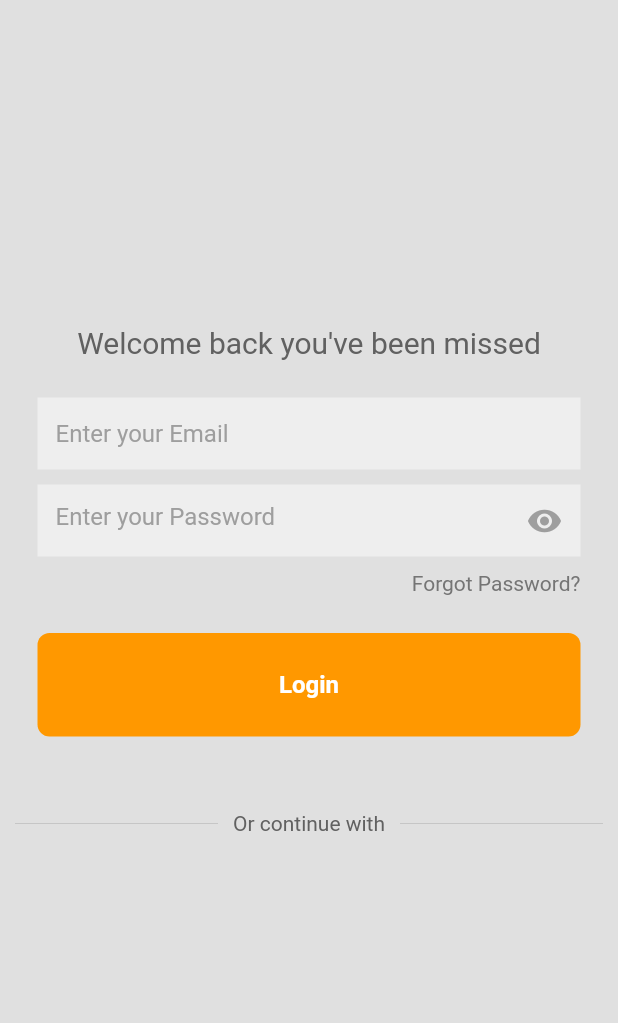
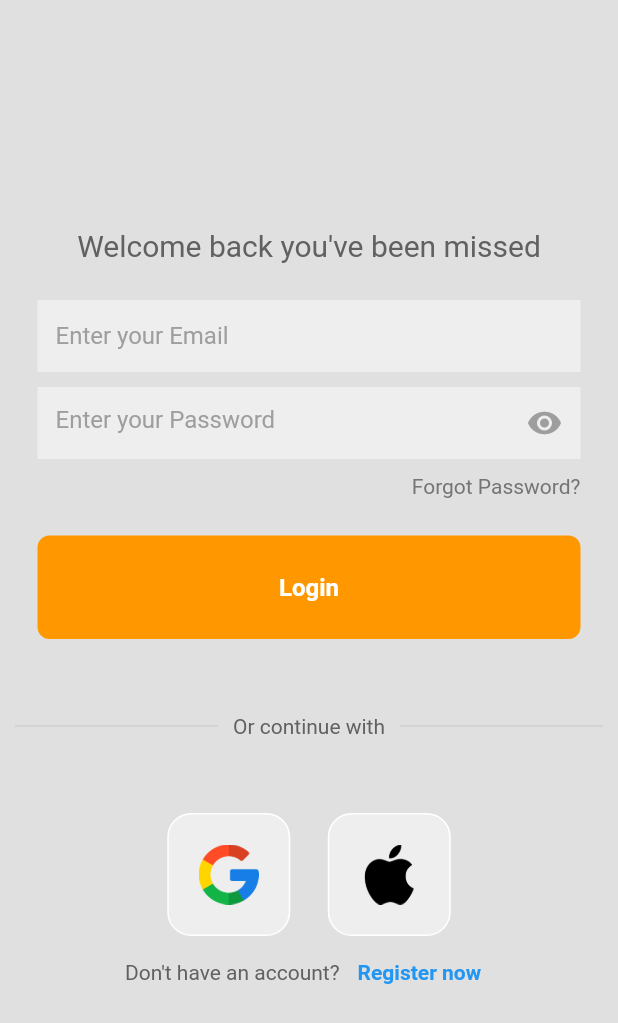
Before and after one commit to BrianKawinzi/hotelhubbfrontend, a Flutter app: the screen it shows after launch, on a phone screen of 412 x 824 dp. Shown: the top 1023 px of the screen. Run offline on Flutter 3.47's test engine with Material 2 defaults, Android fonts, the light colour scheme and no system bars.

Commit message:
Login page done

```diff
--- a/lib/Pages/LoginPage.dart
+++ b/lib/Pages/LoginPage.dart
@@ -2,6 +2,7 @@ import 'package:flutter/material.dart';
 import 'package:hotelhubb/Components/MyButton.dart';
 import 'package:hotelhubb/Components/NormalTF.dart';
 import 'package:hotelhubb/Components/PasswordTF.dart';
+import 'package:hotelhubb/Components/SquareTile.dart';
 
 
 class LoginScreen extends StatelessWidget {
@@ -107,8 +108,42 @@ class LoginScreen extends StatelessWidget {
                 const SizedBox(height: 50),
 
                 //google or apple sign in
+                Row(
+                  mainAxisAlignment: MainAxisAlignment.center,
+                  children: [
+                    //google  button
+                    SquareTile(imagepath: 'lib/assets/google.png'),
+
+                    SizedBox(width: 25),
+
+                    //apple button
+                    SquareTile(imagepath: 'lib/assets/apple.png'),
+                  ],
+                ),
 
                 //not a member register now text
+                Row(
+                  mainAxisAlignment: MainAxisAlignment.center,
+                  children: [
+                    Text(
+                      'Don\'t have an account?',
+                      style: TextStyle(color: Colors.grey[700]),
+                    ),
+                    const SizedBox(width: 4),
+                    TextButton(
+                      onPressed: () {
+                        Navigator.of(context).pushNamed('/register');
+                      },
+                      child: const Text(
+                        'Register now',
+                        style: TextStyle(
+                          color: Colors.blue,
+                          fontWeight: FontWeight.bold,
+                        ),
+                      ),
+                    ),
+                  ],
+                )
               ],
             ),
           ),
--- /dev/null
+++ b/lib/Pages/RegisterPage.dart
@@ -0,0 +1,10 @@
+import 'package:flutter/material.dart';
+
+class RegisterScreen extends StatelessWidget {
+  const RegisterScreen({super.key});
+
+  @override
+  Widget build(BuildContext context) {
+    return Scaffold();
+  }
+}
--- a/lib/main.dart
+++ b/lib/main.dart
@@ -1,6 +1,7 @@
 import 'package:flutter/material.dart';
 import 'package:hotelhubb/Pages/ForgotPassword.dart';
 import 'package:hotelhubb/Pages/LoginPage.dart';
+import 'package:hotelhubb/Pages/RegisterPage.dart';
 import 'package:hotelhubb/Pages/SplashScreen.dart';
 
 void main() {
@@ -21,6 +22,7 @@ class MyApp extends StatelessWidget {
         '/splash':(context) => SplashScreen(),
         '/login':(context) => LoginScreen(),
         '/forgot':(context) => ForgotPassword(),
+        '/register':(context) => RegisterScreen(),
       },
 
     );
--- a/pubspec.yaml
+++ b/pubspec.yaml
@@ -59,7 +59,9 @@ flutter:
   uses-material-design: true
 
   # To add assets to your application, add an assets section, like this:
-  # assets:
+  assets:
+      - lib/assets/apple.png
+      - lib/assets/google.png
   #   - images/a_dot_burr.jpeg
   #   - images/a_dot_ham.jpeg
 
```
Also changed, not shown: lib/assets/apple.png (added), lib/assets/google.png (added).
